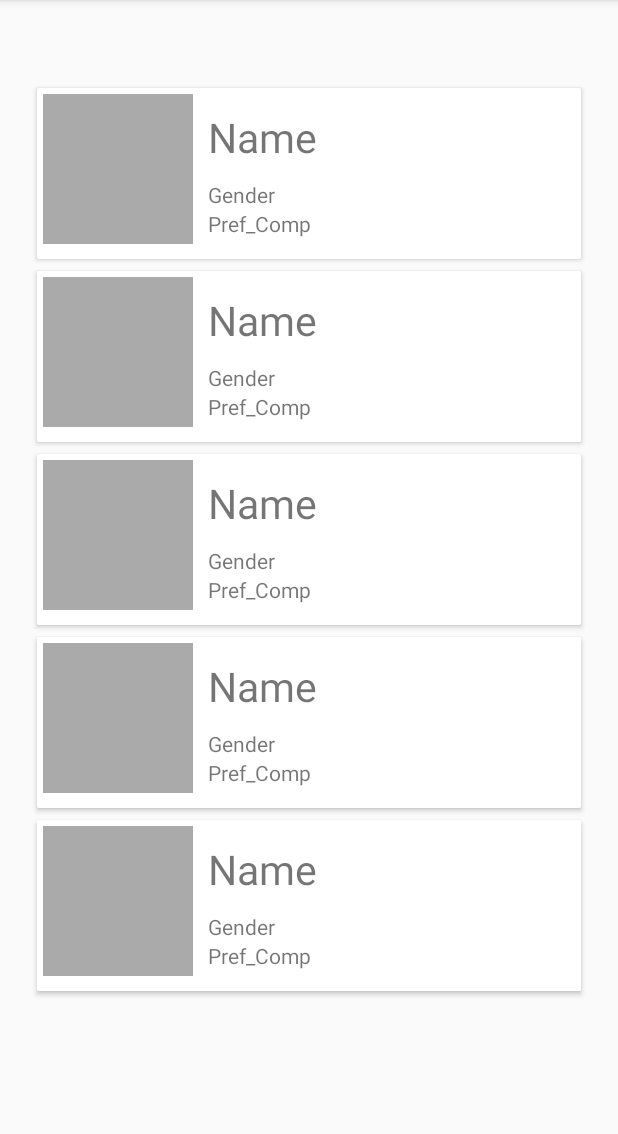
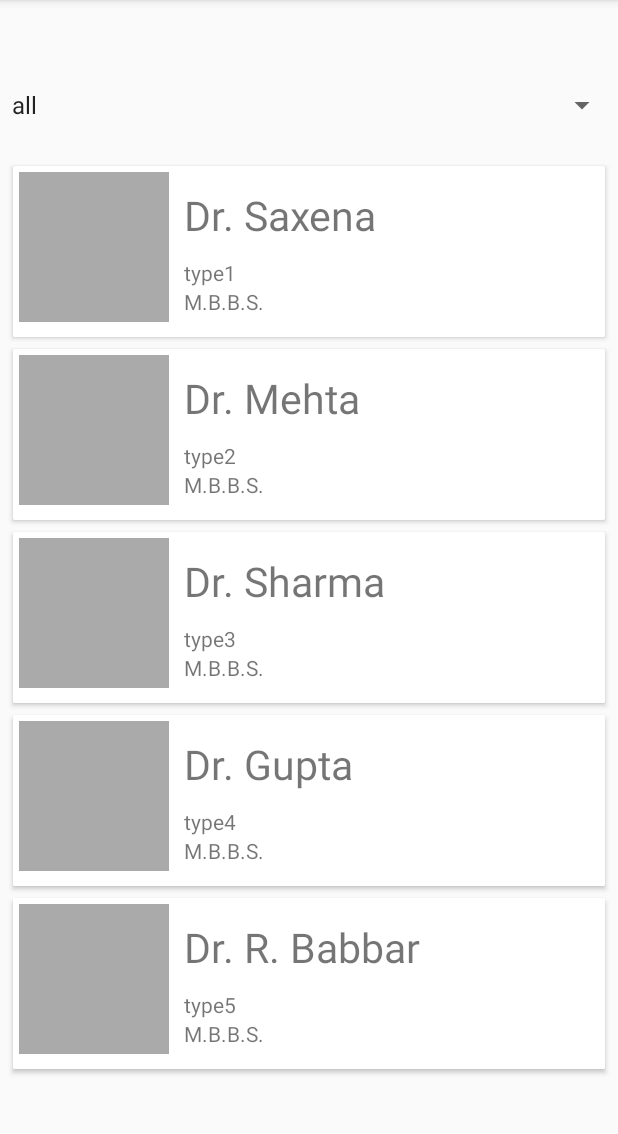
Before and after one commit to pkarira/Appointmate, an Android app: the DoctorList screen opened directly, with no data from a screen before it, on a phone screen of 412 x 824 dp, the part 84-1218 px from its top. Run offline under Robolectric (Android 15) with nearby library versions, the phone set to English and light mode, and no system bars; 1 statement that could not run was skipped.

Commit message:
Datase and Filtering Working

```diff
--- a/app/build.gradle
+++ b/app/build.gradle
@@ -6,7 +6,7 @@ android {
 
     defaultConfig {
         applicationId "com.example.thispc.appointmate"
-        minSdkVersion 15
+        minSdkVersion 19
         targetSdkVersion 23
         versionCode 1
         versionName "1.0"
--- a/app/src/main/java/com/example/thispc/appointmate/DataBaseHandler.java
+++ b/app/src/main/java/com/example/thispc/appointmate/DataBaseHandler.java
@@ -35,9 +35,9 @@ public class DataBaseHandler extends SQLiteOpenHelper {
     private static final String key_doctor_name = "name";
     private static final String key_doctor_contact = "contact";
     private static final String key_doctor_qual = "qualification";
+    private static final String key_doctor_type = "type";
 
     public DataBaseHandler(Context context) {
-
         super(context, DATABASE_NAME, null, DATABASE_VERSION);
     }
 
@@ -47,7 +47,7 @@ public class DataBaseHandler extends SQLiteOpenHelper {
         db.execSQL(create_table_users);
         String create_table_hospitals = "CREATE TABLE " + TABLE_HOSPITALS + "(" + key_hospital_id + " INTEGER PRIMARY KEY," + key_hospital_name + " TEXT," + key_hospital_address + " TEXT," + key_hospital_contact + " INTEGER," + key_hospital_rating + " INTEGER)";
         db.execSQL(create_table_hospitals);
-        String create_table_doctors = "CREATE TABLE " + TABLE_DOCTORS + "(" + key_doctor_id + " INTEGER PRIMARY KEY," + key_doctor_name + " TEXT," + key_doctor_contact + " INTEGER," + key_doctor_qual + " TEXT)";
+        String create_table_doctors = "CREATE TABLE " + TABLE_DOCTORS + "(" + key_doctor_id + " INTEGER PRIMARY KEY," + key_doctor_name + " TEXT," + key_doctor_contact + " INTEGER," + key_doctor_qual + " TEXT," + key_doctor_type + " TEXT)";
         db.execSQL(create_table_doctors);
     }
 
@@ -135,6 +135,7 @@ public class DataBaseHandler extends SQLiteOpenHelper {
         values.put(key_doctor_name, dd.getName());
         values.put(key_doctor_contact, dd.getContact());
         values.put(key_doctor_qual, dd.getQualification());
+        values.put(key_doctor_type, dd.getType());
 
         db.insert(TABLE_DOCTORS, null, values);
         db.close();
@@ -142,10 +143,10 @@ public class DataBaseHandler extends SQLiteOpenHelper {
 
     public DoctorDetails getDoctor(String doctorName) {
         SQLiteDatabase db = this.getReadableDatabase();
-        Cursor cursor = db.query(TABLE_DOCTORS, new String[]{key_doctor_id, key_doctor_name, key_doctor_contact, key_doctor_qual}, key_doctor_name + "=?", new String[]{doctorName}, null, null, null, null);
+        Cursor cursor = db.query(TABLE_DOCTORS, new String[]{key_doctor_id, key_doctor_name, key_doctor_contact, key_doctor_qual, key_doctor_type}, key_doctor_name + "=?", new String[]{doctorName}, null, null, null, null);
         if (cursor != null)
             cursor.moveToFirst();
-        DoctorDetails dd = new DoctorDetails(Integer.parseInt(cursor.getString(0)), cursor.getString(1), Long.parseLong(cursor.getString(2)), cursor.getString(3));
+        DoctorDetails dd = new DoctorDetails(Integer.parseInt(cursor.getString(0)), cursor.getString(1), Long.parseLong(cursor.getString(2)), cursor.getString(3), cursor.getString(4));
         return dd;
     }
 
@@ -156,7 +157,20 @@ public class DataBaseHandler extends SQLiteOpenHelper {
         Cursor cursor = db.rawQuery(query, null);
         if (cursor.moveToFirst()) {
             do {
-                DoctorDetails dd = new DoctorDetails(Integer.parseInt(cursor.getString(0)), cursor.getString(1), Long.parseLong(cursor.getString(2)), cursor.getString(3));
+                DoctorDetails dd = new DoctorDetails(Integer.parseInt(cursor.getString(0)), cursor.getString(1), Long.parseLong(cursor.getString(2)), cursor.getString(3), cursor.getString(4));
+                doctorList.add(dd);
+            } while (cursor.moveToNext());
+        }
+        return doctorList;
+    }
+
+    public List<DoctorDetails> getAllDoctors(String type){
+        List<DoctorDetails> doctorList = new ArrayList<>();
+        SQLiteDatabase db = this.getReadableDatabase();
+        Cursor cursor = db.query(TABLE_DOCTORS, new String[]{key_doctor_id, key_doctor_name, key_doctor_contact, key_doctor_qual, key_doctor_type}, key_doctor_type + "=?", new String[]{type}, null, null, null, null);
+        if (cursor.moveToFirst()) {
+            do {
+                DoctorDetails dd = new DoctorDetails(Integer.parseInt(cursor.getString(0)), cursor.getString(1), Long.parseLong(cursor.getString(2)), cursor.getString(3), cursor.getString(4));
                 doctorList.add(dd);
             } while (cursor.moveToNext());
         }
--- a/app/src/main/java/com/example/thispc/appointmate/DoctorDetails.java
+++ b/app/src/main/java/com/example/thispc/appointmate/DoctorDetails.java
@@ -8,12 +8,14 @@ public class DoctorDetails {
     private String name;
     private long contact;
     private String qualification;
+    private String type;
 
-    public DoctorDetails(int id, String name, long contact, String qualification) {
+    public DoctorDetails(int id, String name, long contact, String qualification, String type) {
         this.id = id;
         this.name = name;
         this.contact = contact;
         this.qualification = qualification;
+        this.type = type;
     }
 
     public int getId() {
@@ -47,4 +49,12 @@ public class DoctorDetails {
     public void setQualification(String qualification) {
         this.qualification = qualification;
     }
+
+    public String getType() {
+        return type;
+    }
+
+    public void setType(String type) {
+        this.type = type;
+    }
 }
--- a/app/src/main/java/com/example/thispc/appointmate/DoctorList.java
+++ b/app/src/main/java/com/example/thispc/appointmate/DoctorList.java
@@ -4,16 +4,23 @@ import android.support.v7.app.AppCompatActivity;
 import android.os.Bundle;
 import android.support.v7.widget.LinearLayoutManager;
 import android.support.v7.widget.RecyclerView;
+import android.view.View;
+import android.widget.AdapterView;
+import android.widget.ArrayAdapter;
+import android.widget.Spinner;
 import android.widget.TextView;
 
+import java.util.ArrayList;
 import java.util.List;
 
-public class DoctorList extends AppCompatActivity {
+public class DoctorList extends AppCompatActivity implements Spinner.OnItemSelectedListener {
 
     DataBaseHandler dbh;
     RecyclerView recList;
     String hospital_name;
     TextView hName;
+    Spinner type_spinner;
+    String typeSelected = "all";
     @Override
     protected void onCreate(Bundle savedInstanceState) {
         super.onCreate(savedInstanceState);
@@ -21,15 +28,30 @@ public class DoctorList extends AppCompatActivity {
         hName = (TextView) findViewById(R.id.hospital_name);
         dbh = new DataBaseHandler(this);
         recList = (RecyclerView) findViewById(R.id.doctorlist_recycler);
+        type_spinner = (Spinner) findViewById(R.id.type_spinner);
         Bundle data = getIntent().getExtras();
         hospital_name = data.getString("hospital_name");
         hName.setText(hospital_name);
         addToList();
+
+        type_spinner.setOnItemSelectedListener(this);
+
+        List<String> types = new ArrayList<>();
+        types.add("all");
+        types.add("type1");
+        types.add("type2");
+        types.add("type3");
+        types.add("type4");
+        types.add("type5");
+
+        ArrayAdapter<String> dataAdapter = new ArrayAdapter<String>(this,android.R.layout.simple_spinner_item,types);
+        dataAdapter.setDropDownViewResource(android.R.layout.simple_spinner_dropdown_item);
+        type_spinner.setAdapter(dataAdapter);
     }
 
     private List<DoctorDetails> createList() {
         List<DoctorDetails> result;
-        result=dbh.getAllDoctors();
+        result=(typeSelected.equals("all"))?dbh.getAllDoctors():dbh.getAllDoctors(typeSelected);
         return result;
     }
     public void addToList(){
@@ -41,4 +63,14 @@ public class DoctorList extends AppCompatActivity {
         recList.setAdapter(ca);
     }
 
+    @Override
+    public void onItemSelected(AdapterView<?> parent, View view, int position, long id) {
+        typeSelected = parent.getItemAtPosition(position).toString();
+        addToList();
+    }
+
+    @Override
+    public void onNothingSelected(AdapterView<?> parent) {
+
+    }
 }
--- a/app/src/main/java/com/example/thispc/appointmate/DoctorListAdapter.java
+++ b/app/src/main/java/com/example/thispc/appointmate/DoctorListAdapter.java
@@ -28,7 +28,7 @@ public class DoctorListAdapter extends RecyclerView.Adapter<DoctorListAdapter.Li
     public DoctorListAdapter.ListViewHolder onCreateViewHolder(ViewGroup parent, int viewType) {
         View itemView = LayoutInflater.
                 from(parent.getContext()).
-                inflate(R.layout.hospital_card_layout, parent, false);
+                inflate(R.layout.doctor_detail_card, parent, false);
 
         return new ListViewHolder(itemView);
     }
@@ -37,7 +37,7 @@ public class DoctorListAdapter extends RecyclerView.Adapter<DoctorListAdapter.Li
     public void onBindViewHolder(DoctorListAdapter.ListViewHolder holder, int position) {
         DoctorDetails dd = doctorList.get(position);
         holder.vName.setText(dd.getName().toString());
-        holder.vContact.setText(String.valueOf(dd.getContact()));
+        holder.vType.setText(String.valueOf(dd.getType()));
         holder.vQual.setText(String.valueOf(dd.getQualification()));
     }
 
@@ -49,14 +49,14 @@ public class DoctorListAdapter extends RecyclerView.Adapter<DoctorListAdapter.Li
     public class ListViewHolder extends RecyclerView.ViewHolder implements View.OnClickListener {
 
         protected TextView vName;
-        protected TextView vContact;
+        protected TextView vType;
         protected TextView vQual;
         protected ImageView vImg;
 
         public ListViewHolder(View vi) {
             super(vi);
             vName = (TextView) vi.findViewById(R.id.txt_name_c_doc);
-            vContact = (TextView) vi.findViewById(R.id.txt_contact_doc);
+            vType = (TextView) vi.findViewById(R.id.txt_type_doc);
             vQual = (TextView) vi.findViewById(R.id.txt_qual_doc);
             vImg = (ImageView) vi.findViewById(R.id.img_c_doc);
             vi.setOnClickListener(this);
--- a/app/src/main/java/com/example/thispc/appointmate/signin1.java
+++ b/app/src/main/java/com/example/thispc/appointmate/signin1.java
@@ -28,9 +28,9 @@ public class signin1 extends AppCompatActivity {
             @Override
             public void onClick(View v) {
                 try {
-                    String username = et1.getText().toString();
-                    String pass = et2.getText().toString();
-                    String name = et3.getText().toString();
+                    String username = et2.getText().toString();
+                    String pass = et3.getText().toString();
+                    String name = et1.getText().toString();
                     UserDetails ud = new UserDetails(MainActivity.user_num, name, username, pass);
                     dbh.addUser(ud);
                     MainActivity.user_num++;
--- a/app/src/main/res/layout/activity_doctor_list.xml
+++ b/app/src/main/res/layout/activity_doctor_list.xml
@@ -3,26 +3,31 @@
     xmlns:tools="http://schemas.android.com/tools"
     android:layout_width="match_parent"
     android:layout_height="match_parent"
-    android:paddingBottom="@dimen/activity_vertical_margin"
-    android:paddingLeft="@dimen/activity_horizontal_margin"
-    android:paddingRight="@dimen/activity_horizontal_margin"
-    android:paddingTop="@dimen/activity_vertical_margin"
     tools:context="com.example.thispc.appointmate.DoctorList">
 
     <TextView
+        android:id="@+id/hospital_name"
         android:layout_width="match_parent"
         android:layout_height="wrap_content"
-        android:id="@+id/hospital_name"
-        android:text="NAME"/>
+        android:layout_marginTop="15dp"
+        android:gravity="center"
+        android:text="NAME"
+        android:textSize="24dp" />
+
+    <Spinner
+        android:id="@+id/type_spinner"
+        android:layout_width="match_parent"
+        android:layout_height="wrap_content"
+        android:layout_below="@+id/hospital_name"
+        android:layout_marginTop="10dp"></Spinner>
 
     <android.support.v7.widget.RecyclerView
         android:id="@+id/doctorlist_recycler"
-        android:layout_below="@+id/hospital_name"
         android:layout_width="match_parent"
         android:layout_height="match_parent"
+        android:layout_below="@+id/type_spinner"
+        android:layout_marginTop="15dp"
         android:overScrollMode="always"
-        android:layout_marginTop="10dp"
-        android:padding="5dp">
-    </android.support.v7.widget.RecyclerView>
+        android:padding="5dp"></android.support.v7.widget.RecyclerView>
 
 </RelativeLayout>
--- a/app/src/main/res/layout/activity_hospital_list.xml
+++ b/app/src/main/res/layout/activity_hospital_list.xml
@@ -3,10 +3,6 @@
         xmlns:tools="http://schemas.android.com/tools"
         android:layout_width="match_parent"
         android:layout_height="match_parent"
-        android:paddingBottom="@dimen/activity_vertical_margin"
-        android:paddingLeft="@dimen/activity_horizontal_margin"
-        android:paddingRight="@dimen/activity_horizontal_margin"
-        android:paddingTop="@dimen/activity_vertical_margin"
         tools:context=".HospitalList">
 
         <android.support.v7.widget.RecyclerView
--- a/app/src/main/res/layout/doctor_detail_card.xml
+++ b/app/src/main/res/layout/doctor_detail_card.xml
@@ -46,7 +46,7 @@
                 android:orientation="horizontal">
 
                 <TextView
-                    android:id="@+id/txt_contact_doc"
+                    android:id="@+id/txt_type_doc"
                     android:layout_width="match_parent"
                     android:layout_height="wrap_content"
                     android:layout_weight="1"
```
Also changed, not shown: app/src/main/java/com/example/thispc/appointmate/MainActivity.java (+5 -5 lines), app/src/main/res/layout/activity_main.xml (+33 -37 lines), app/src/main/res/layout/activity_signin1.xml (+31 -12 lines).
